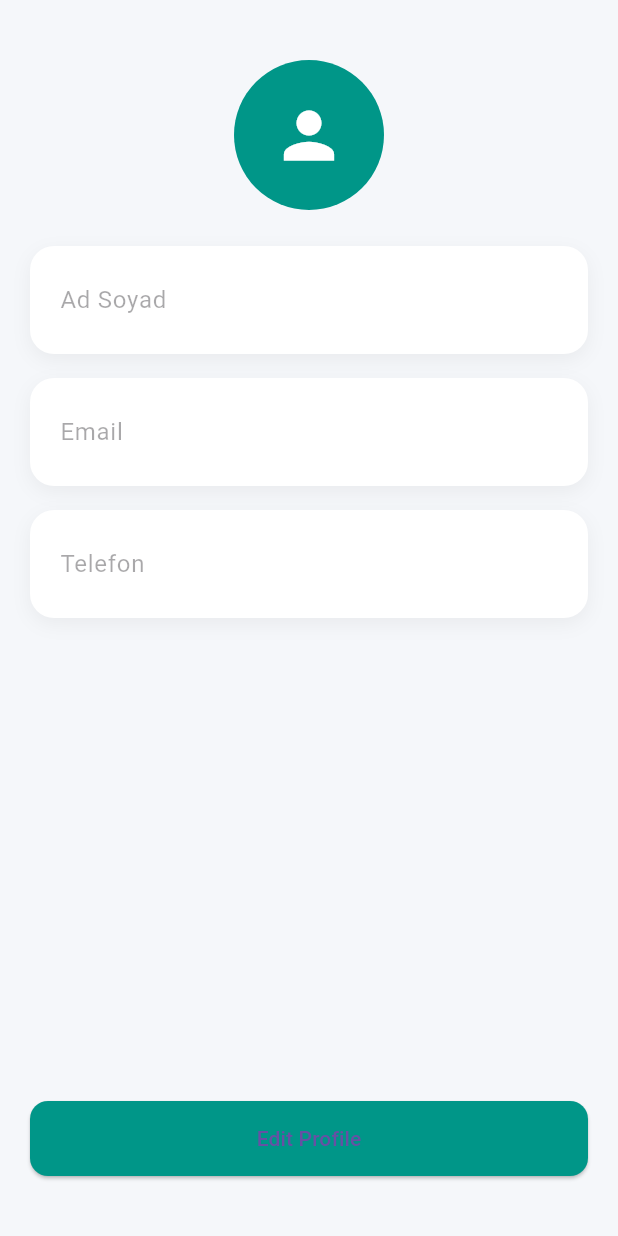
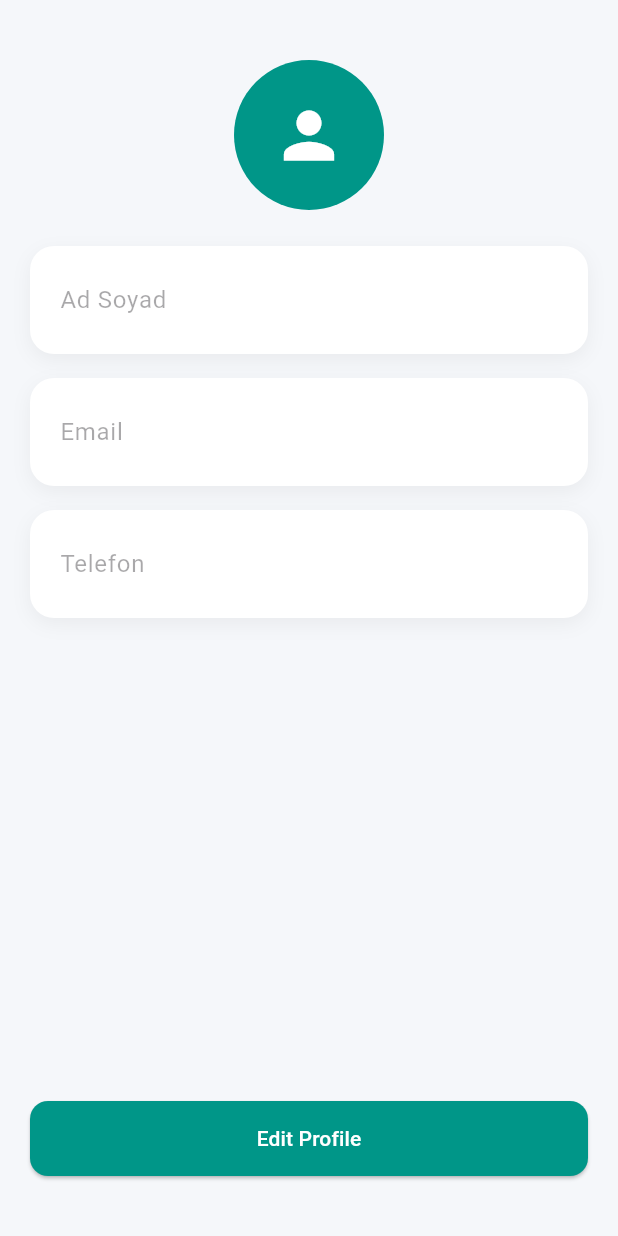
Before and after one commit to EminNiftili/GiriPetMobile, a Flutter app: the EditProfileScreen screen opened by its route, on a phone screen of 412 x 824 dp. Run offline on Flutter 3.47's test engine with Material 3 defaults, Android fonts, the light colour scheme and no system bars; our stand-ins replace dio, equatable, flutter_bloc, shared_preferences; missing offline and left inert: dart:ffi; accounts and stored records are empty; generated files the repository leaves out were written again; network calls fail.

Commit message:
edit profile page is ready

```diff
--- a/lib/data/datasources/user_datasource.dart
+++ b/lib/data/datasources/user_datasource.dart
@@ -29,7 +29,7 @@ class UserDataSource {
         'fullName': fullName,
         'phoneNumber': phone,
       });
-      return response.statusCode != HttpStatus.NO_CONTENT;
+      return response.statusCode == HttpStatus.NO_CONTENT;
     } catch (e) {
       return false;
     }
--- a/lib/logic/blocs/edit_profile/edit_profile_event.dart
+++ b/lib/logic/blocs/edit_profile/edit_profile_event.dart
@@ -2,6 +2,16 @@ import 'package:equatable/equatable.dart';
 
 abstract class EditProfileEvent extends Equatable {
   const EditProfileEvent();
+}
+
+class ProfileInfoChanged extends EditProfileEvent {
+  String? fullName;
+  String? phoneNumber;
+
+  ProfileInfoChanged(this.fullName, this.phoneNumber);
+
+  @override
+  List<Object?> get props => [fullName, phoneNumber];
 }
 
 class ToggleEditing extends EditProfileEvent {
--- a/lib/logic/blocs/edit_profile/edit_profile_state.dart
+++ b/lib/logic/blocs/edit_profile/edit_profile_state.dart
@@ -2,6 +2,7 @@ import 'package:equatable/equatable.dart';
 
 class EditProfileState extends Equatable {
   final bool isFailure;
+  final bool isSuccess;
   final bool isLoading;
   final bool isEditing;
   final String name;
@@ -10,6 +11,7 @@ class EditProfileState extends Equatable {
 
   const EditProfileState({
     required this.isFailure,
+    required this.isSuccess,
     required this.isLoading,
     required this.isEditing,
     required this.name,
@@ -19,6 +21,7 @@ class EditProfileState extends Equatable {
 
   factory EditProfileState.initial() => EditProfileState(
         isFailure: false,
+        isSuccess: false,
         isLoading: false,
         isEditing: false,
         name: '',
@@ -28,6 +31,7 @@ class EditProfileState extends Equatable {
 
   EditProfileState copyWith({
     bool? isFailure,
+    bool? isSuccess,
     bool? isLoading,
     bool? isEditing,
     String? name,
@@ -36,6 +40,7 @@ class EditProfileState extends Equatable {
   }) {
     return EditProfileState(
       isFailure: isFailure ?? this.isFailure,
+      isSuccess: isSuccess ?? this.isSuccess,
       isLoading: isLoading ?? this.isLoading,
       isEditing: isEditing ?? this.isEditing,
       name: name ?? this.name,
@@ -46,5 +51,5 @@ class EditProfileState extends Equatable {
 
   @override
   List<Object?> get props =>
-      [isFailure, isLoading, isEditing, name, email, phone];
+      [isFailure, isSuccess, isLoading, isEditing, name, email, phone];
 }
--- a/lib/main.dart
+++ b/lib/main.dart
@@ -42,7 +42,7 @@ class MyApp extends StatelessWidget {
       routes: {
         '/register': (context) => const RegisterScreen(),
         '/forgot_password': (context) => const ForgotPasswordScreen(),
-        '/edit_profile': (context) => const EditProfileScreen(),
+        '/edit_profile': (context) => EditProfileScreen(),
       },
       home: FutureBuilder<bool>(
         future: hasToken(),
--- a/lib/presentation/screens/edit_profile/edit_profile_screen.dart
+++ b/lib/presentation/screens/edit_profile/edit_profile_screen.dart
@@ -5,17 +5,33 @@ import 'package:giripet_mobile/logic/blocs/edit_profile/edit_profile_event.dart'
 import 'package:giripet_mobile/logic/blocs/edit_profile/edit_profile_state.dart';
 
 class EditProfileScreen extends StatelessWidget {
-  const EditProfileScreen({super.key});
-
+  EditProfileScreen({super.key});
+  final nameController = TextEditingController(text: '');
+  final phoneController = TextEditingController(text: '');
+  final emailController = TextEditingController(text: '');
   @override
   Widget build(BuildContext context) {
     return BlocProvider(
       create: (context) => EditProfileBloc()..add(LoadProfileRequested()),
+      child: BlocListener<EditProfileBloc, EditProfileState>(
+        listener: (context, state){
+          if(state.isFailure){
+            ScaffoldMessenger.of(context).showSnackBar(
+              SnackBar(
+                content: Text('Something went wrong'),
+                backgroundColor: Colors.red,
+              ),
+            );
+          }
+          if(state.isSuccess){
+            Navigator.pop(context, true);
+          }
+        },
         child: BlocBuilder<EditProfileBloc, EditProfileState>(
           builder: (context, state) {
-          final nameController = TextEditingController(text: state.name);
-          final phoneController = TextEditingController(text: state.phone);
-          final emailController = TextEditingController(text: state.email);
+            nameController.text = state.name;
+            emailController.text = state.email;
+            phoneController.text = state.phone;
 
             return Scaffold(
               backgroundColor: const Color(0xFFF5F7FA),
@@ -54,6 +70,9 @@ class EditProfileScreen extends StatelessWidget {
                       _buildInputField(
                         controller: nameController,
                         label: 'Ad Soyad',
+                        onChanged: (value){
+                          context.read<EditProfileBloc>().add(ProfileInfoChanged(value, null));
+                        },
                         enabled: state.isEditing,
                       ),
                       const SizedBox(height: 16),
@@ -70,6 +89,9 @@ class EditProfileScreen extends StatelessWidget {
                       _buildInputField(
                         controller: phoneController,
                         label: 'Telefon',
+                        onChanged: (value){
+                          context.read<EditProfileBloc>().add(ProfileInfoChanged(null, value));
+                        },
                         enabled: state.isEditing,
                       ),
 
@@ -86,7 +108,7 @@ class EditProfileScreen extends StatelessWidget {
                             shape: RoundedRectangleBorder(
                                 borderRadius: BorderRadius.circular(12)),
                           ),
-                        child: const Text('Edit Profile'),
+                          child: const Text('Edit Profile', style: TextStyle(color: Colors.white),),
                         ),
                       ] else ...[
                         Row(
@@ -97,7 +119,7 @@ class EditProfileScreen extends StatelessWidget {
                                   // Save funksiyası sonra
                                   context
                                       .read<EditProfileBloc>()
-                                    .add(ToggleEditing());
+                                      .add(EditActionEvent());
                                 },
                                 style: ElevatedButton.styleFrom(
                                   minimumSize: const Size(double.infinity, 50),
@@ -105,7 +127,7 @@ class EditProfileScreen extends StatelessWidget {
                                   shape: RoundedRectangleBorder(
                                       borderRadius: BorderRadius.circular(12)),
                                 ),
-                              child: const Text('Save'),
+                                child: const Text('Save', style: TextStyle(color: Colors.white),),
                               ),
                             ),
                             const SizedBox(width: 16),
@@ -138,12 +160,14 @@ class EditProfileScreen extends StatelessWidget {
             );
           },
         ),
+      ),
     );
   }
 
   Widget _buildInputField({
     required TextEditingController controller,
     required String label,
+    Function(String?)? onChanged,
     bool enabled = true,
   }) {
     return Container(
@@ -159,6 +183,7 @@ class EditProfileScreen extends StatelessWidget {
         ],
       ),
       child: TextField(
+        onChanged: onChanged,
         controller: controller,
         enabled: enabled,
         decoration: InputDecoration(
```
Also changed, not shown: lib/logic/blocs/edit_profile/edit_profile_bloc.dart (+14 -3 lines), lib/presentation/screens/profile_menu/profile_menu_screen.dart (+20 -3 lines). Lines whose indentation alone changed are shown as unchanged.
